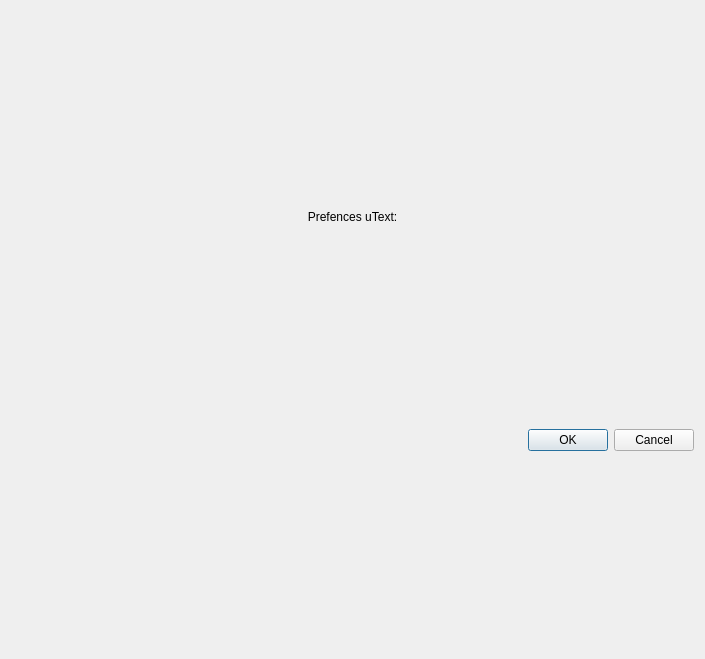
This is app/src/preferences.ui in MansTomb/utext as Qt 5 draws it before an edit. The edited form follows.
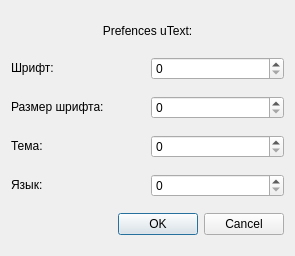
This is the edited form.

Commit message: add window preferences, design development for them and add buttoms

```diff
--- a/app/src/preferences.ui
+++ b/app/src/preferences.ui
@@ -6,8 +6,8 @@
    <rect>
     <x>0</x>
     <y>0</y>
-    <width>705</width>
-    <height>659</height>
+    <width>295</width>
+    <height>256</height>
    </rect>
   </property>
   <property name="windowTitle">
@@ -48,6 +48,114 @@
      </property>
     </widget>
    </item>
+   <item>
+    <layout class="QHBoxLayout" name="horizontalLayout">
+     <item>
+      <widget class="QLabel" name="label_2">
+       <property name="sizePolicy">
+        <sizepolicy hsizetype="Expanding" vsizetype="Fixed">
+         <horstretch>0</horstretch>
+         <verstretch>0</verstretch>
+        </sizepolicy>
+       </property>
+       <property name="text">
+        <string>Шрифт:</string>
+       </property>
+      </widget>
+     </item>
+     <item>
+      <widget class="QSpinBox" name="spinBox">
+       <property name="sizePolicy">
+        <sizepolicy hsizetype="Expanding" vsizetype="Fixed">
+         <horstretch>0</horstretch>
+         <verstretch>0</verstretch>
+        </sizepolicy>
+       </property>
+      </widget>
+     </item>
+    </layout>
+   </item>
+   <item>
+    <layout class="QHBoxLayout" name="horizontalLayout_2">
+     <item>
+      <widget class="QLabel" name="label_3">
+       <property name="sizePolicy">
+        <sizepolicy hsizetype="Expanding" vsizetype="Fixed">
+         <horstretch>0</horstretch>
+         <verstretch>0</verstretch>
+        </sizepolicy>
+       </property>
+       <property name="text">
+        <string>Размер шрифта:</string>
+       </property>
+      </widget>
+     </item>
+     <item>
+      <widget class="QSpinBox" name="spinBox_2">
+       <property name="sizePolicy">
+        <sizepolicy hsizetype="Expanding" vsizetype="Fixed">
+         <horstretch>0</horstretch>
+         <verstretch>0</verstretch>
+        </sizepolicy>
+       </property>
+      </widget>
+     </item>
+    </layout>
+   </item>
+   <item>
+    <layout class="QHBoxLayout" name="horizontalLayout_3">
+     <item>
+      <widget class="QLabel" name="label_4">
+       <property name="sizePolicy">
+        <sizepolicy hsizetype="Expanding" vsizetype="Fixed">
+         <horstretch>0</horstretch>
+         <verstretch>0</verstretch>
+        </sizepolicy>
+       </property>
+       <property name="text">
+        <string>Тема:</string>
+       </property>
+      </widget>
+     </item>
+     <item>
+      <widget class="QSpinBox" name="spinBox_3">
+       <property name="sizePolicy">
+        <sizepolicy hsizetype="Expanding" vsizetype="Fixed">
+         <horstretch>0</horstretch>
+         <verstretch>0</verstretch>
+        </sizepolicy>
+       </property>
+      </widget>
+     </item>
+    </layout>
+   </item>
+   <item>
+    <layout class="QHBoxLayout" name="horizontalLayout_5">
+     <item>
+      <widget class="QLabel" name="label_5">
+       <property name="sizePolicy">
+        <sizepolicy hsizetype="Expanding" vsizetype="Fixed">
+         <horstretch>0</horstretch>
+         <verstretch>0</verstretch>
+        </sizepolicy>
+       </property>
+       <property name="text">
+        <string>Язык:</string>
+       </property>
+      </widget>
+     </item>
+     <item>
+      <widget class="QSpinBox" name="spinBox_4">
+       <property name="sizePolicy">
+        <sizepolicy hsizetype="Expanding" vsizetype="Fixed">
+         <horstretch>0</horstretch>
+         <verstretch>0</verstretch>
+        </sizepolicy>
+       </property>
+      </widget>
+     </item>
+    </layout>
+   </item>
    <item>
     <widget class="QDialogButtonBox" name="buttonBox">
      <property name="orientation">
```
The commit also changes 1 other file.
